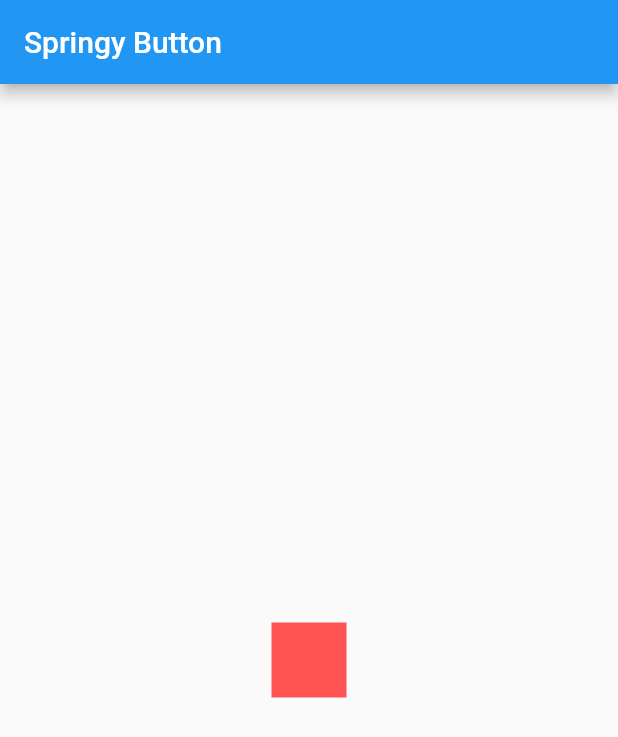
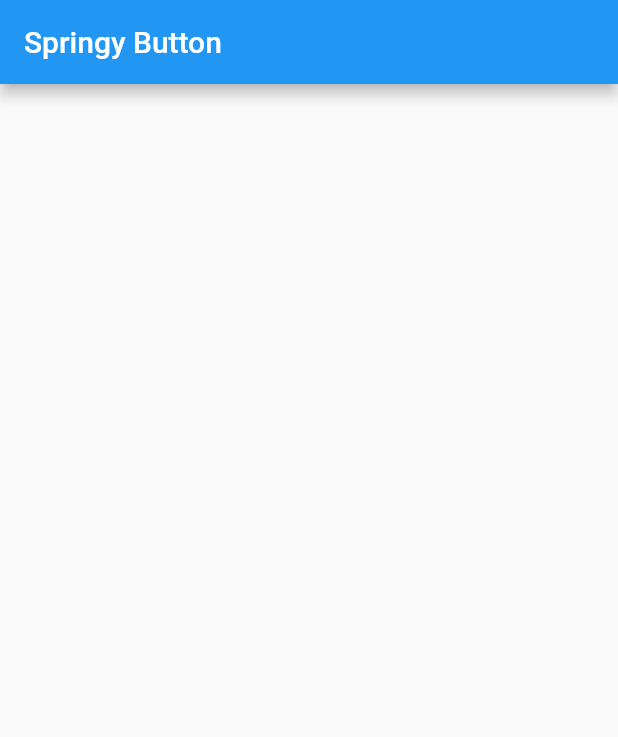
Before and after one commit to hosseinvejdani/flutter_springy_button, a Flutter app: the screen it shows after launch, on a phone screen of 412 x 824 dp. Shown: the top 737 px of the screen. Run offline on Flutter 3.47's test engine with Material 2 defaults, Android fonts, the phone set to English and light mode, and no system bars.

Commit message:
remove default bgColor

```diff
--- a/lib/main.dart
+++ b/lib/main.dart
@@ -87,7 +87,6 @@ class SpringyButton extends StatefulWidget {
     action = action ?? () {};
     duration = duration ?? const Duration(milliseconds: 700);
     distance = distance ?? 50.0;
-    bgColor = bgColor ?? Colors.redAccent;
     forwardCurve = forwardCurve ?? Curves.elasticOut;
     backwardCurve = backwardCurve ?? Curves.easeInBack;
   }
```
